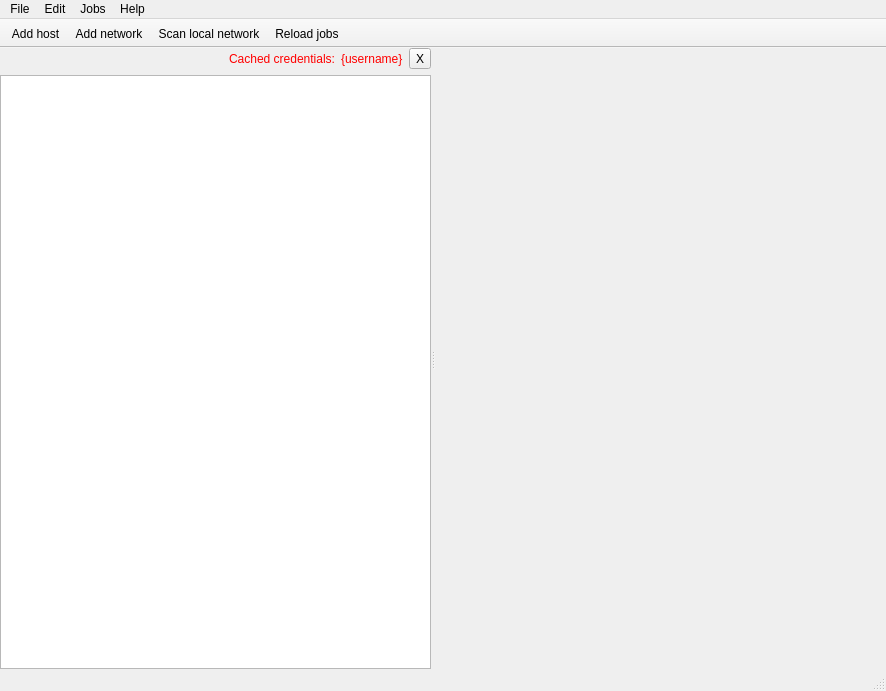
Qt form marche/gui/ui/mainwindow.ui (mlz-ictrl/marche) before a commit.
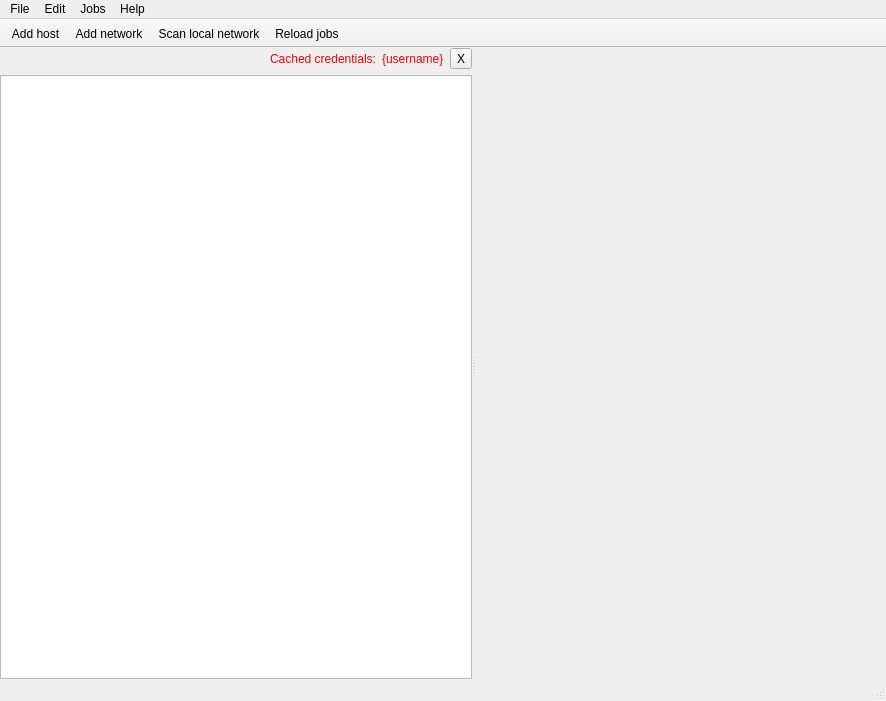
The same form after that commit. Icons and pictures are not drawn.

Commit message: gui: min size fixes.

Patch:
```diff
--- a/marche/gui/ui/mainwindow.ui
+++ b/marche/gui/ui/mainwindow.ui
@@ -7,7 +7,7 @@
     <x>0</x>
     <y>0</y>
     <width>886</width>
-    <height>691</height>
+    <height>701</height>
    </rect>
   </property>
   <property name="windowTitle">
@@ -95,6 +95,12 @@
         </item>
         <item>
          <widget class="QListWidget" name="hostList">
+          <property name="minimumSize">
+           <size>
+            <width>200</width>
+            <height>0</height>
+           </size>
+          </property>
           <property name="contextMenuPolicy">
            <enum>Qt::CustomContextMenu</enum>
           </property>
@@ -114,8 +120,8 @@
       <widget class="QWidget" name="surface" native="true">
        <property name="minimumSize">
         <size>
-         <width>0</width>
-         <height>0</height>
+         <width>410</width>
+         <height>610</height>
         </size>
        </property>
        <property name="autoFillBackground">
@@ -125,6 +131,9 @@
         <string notr="true"/>
        </property>
        <layout class="QVBoxLayout" name="verticalLayout">
+        <property name="spacing">
+         <number>0</number>
+        </property>
         <property name="margin">
          <number>0</number>
         </property>
@@ -132,8 +141,8 @@
          <widget class="QLabel" name="logoLabel">
           <property name="minimumSize">
            <size>
-            <width>400</width>
-            <height>600</height>
+            <width>0</width>
+            <height>0</height>
            </size>
           </property>
           <property name="text">
```
